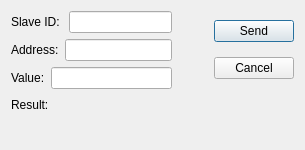
Before: the Qt Designer form writesingleregisterdialog.ui in tonylin0826/ModbusMasterTool, drawn with Qt 5.
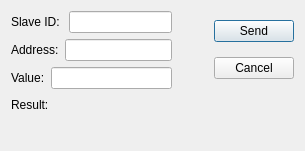
After: the same form once the commit is applied.

The edit to the form file:
```diff
--- a/writesingleregisterdialog.ui
+++ b/writesingleregisterdialog.ui
@@ -7,7 +7,7 @@
     <x>0</x>
     <y>0</y>
     <width>305</width>
-    <height>150</height>
+    <height>151</height>
    </rect>
   </property>
   <property name="windowTitle">
```
Left out of the diff: 3 changed lines with no effect on the pictures.
